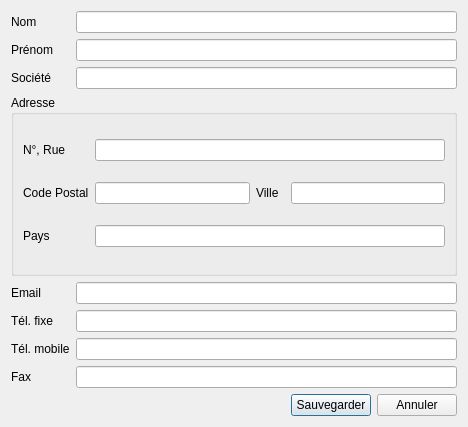
First picture: the form in src/dialogs/dialogaddcustomer.ui, repository FACT-Team/FactDev, before the edit.
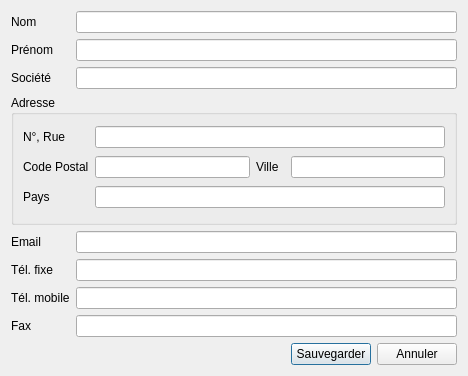
Second picture: the form after the edit. Icons and pictures are not drawn.

Diff of the .ui file:
```diff
--- a/src/dialogs/dialogaddcustomer.ui
+++ b/src/dialogs/dialogaddcustomer.ui
@@ -7,7 +7,7 @@
     <x>0</x>
     <y>0</y>
     <width>468</width>
-    <height>427</height>
+    <height>376</height>
    </rect>
   </property>
   <property name="windowTitle">
```
Left out of the diff: 5 changed lines with no effect on the pictures.
